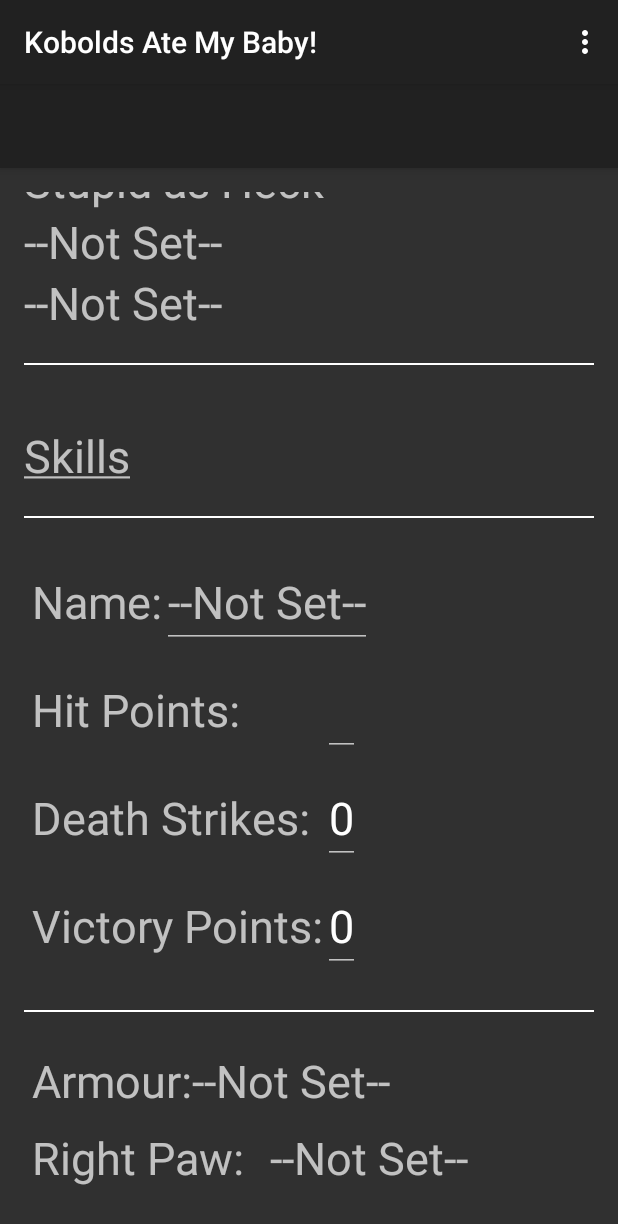
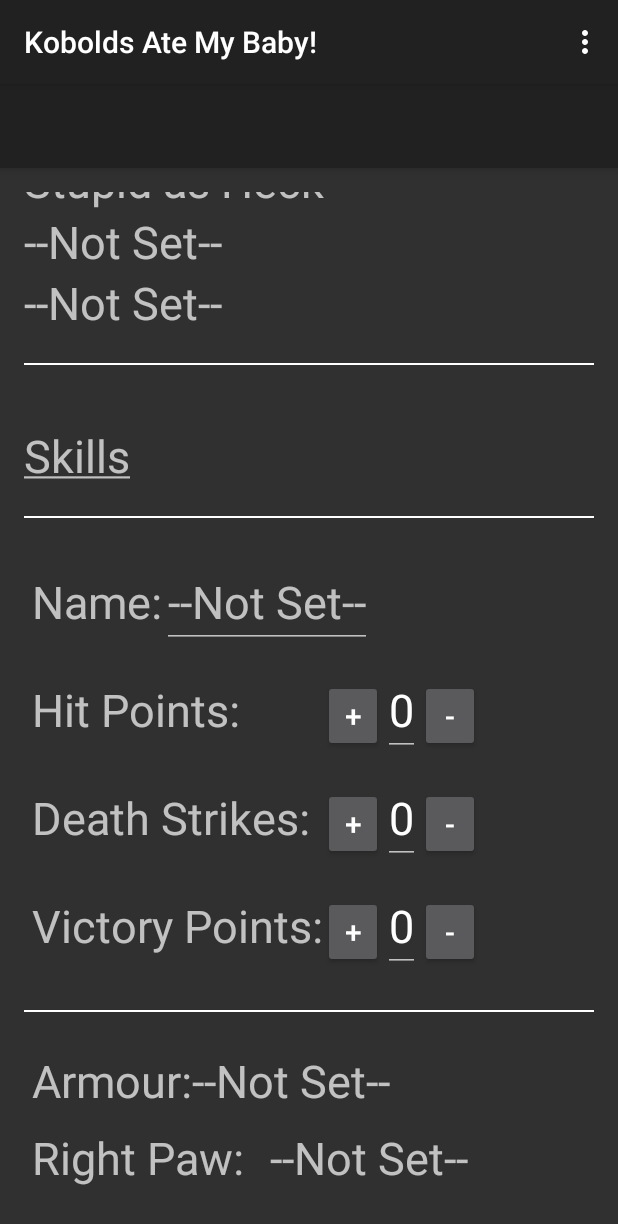
Before and after one commit to k-wiens/kamb, an Android app: the screen it shows after launch (MainActivity), scrolled down 498 dp, on a phone screen of 412 x 824 dp. Shown: the top 1224 px of the screen. Run offline under Robolectric (Android 15) with nearby library versions, the phone set to English and light mode, and no system bars.

Commit message:
Added better control of numbers

```diff
--- a/app/src/main/res/layout/content_vp.xml
+++ b/app/src/main/res/layout/content_vp.xml
@@ -45,12 +45,29 @@
                 android:text="@string/hit_points"
                 android:textSize="30sp"/>
 
+            <Button
+                android:layout_height="wrap_content"
+                android:layout_width="40dp"
+                android:text="+"
+                android:textSize="20sp"
+                android:onClick="addHP"
+                />
+
             <EditText
                 android:id="@+id/hp_value"
                 android:layout_width="wrap_content"
                 android:layout_height="wrap_content"
                 android:inputType="number"
-                android:textSize="30sp"/>
+                android:textSize="30sp"
+                android:text="@string/zero"/>
+
+            <Button
+                android:layout_height="wrap_content"
+                android:layout_width="40dp"
+                android:text="-"
+                android:textSize="20sp"
+                android:onClick="loseHP"
+                />
         </TableRow>
 
         <!-- 2 columns -->
@@ -65,6 +82,14 @@
                 android:text="@string/death_strikes"
                 android:textSize="30sp"/>
 
+            <Button
+                android:layout_height="wrap_content"
+                android:layout_width="40dp"
+                android:text="+"
+                android:textSize="20sp"
+                android:onClick="addDeathStrike"
+                />
+
             <EditText
                 android:id="@+id/ds_value"
                 android:layout_width="wrap_content"
@@ -72,6 +97,14 @@
                 android:inputType="number"
                 android:text="@string/zero"
                 android:textSize="30sp"/>
+
+            <Button
+                android:layout_height="wrap_content"
+                android:layout_width="40dp"
+                android:text="-"
+                android:textSize="20sp"
+                android:onClick="loseDeathStrike"
+                />
         </TableRow>
 
         <!-- 2 columns -->
@@ -86,12 +119,28 @@
                 android:text="@string/victory_points"
                 android:textSize="30sp"/>
 
+            <Button
+                android:layout_height="wrap_content"
+                android:layout_width="40dp"
+                android:text="+"
+                android:textSize="20sp"
+                android:onClick="addVP"
+                />
+
             <EditText
                 android:id="@+id/vp_value"
                 android:layout_width="wrap_content"
                 android:layout_height="wrap_content"
                 android:inputType="number"
                 android:textSize="30sp"/>
+
+            <Button
+                android:layout_height="wrap_content"
+                android:layout_width="40dp"
+                android:text="-"
+                android:textSize="20sp"
+                android:onClick="loseVP"
+                />
         </TableRow>
     </TableLayout>
 </LinearLayout>
```
Also changed, not shown: app/src/main/java/turkeyworks/com/kamb/presentation/MainActivity.java (+55 -5 lines).
